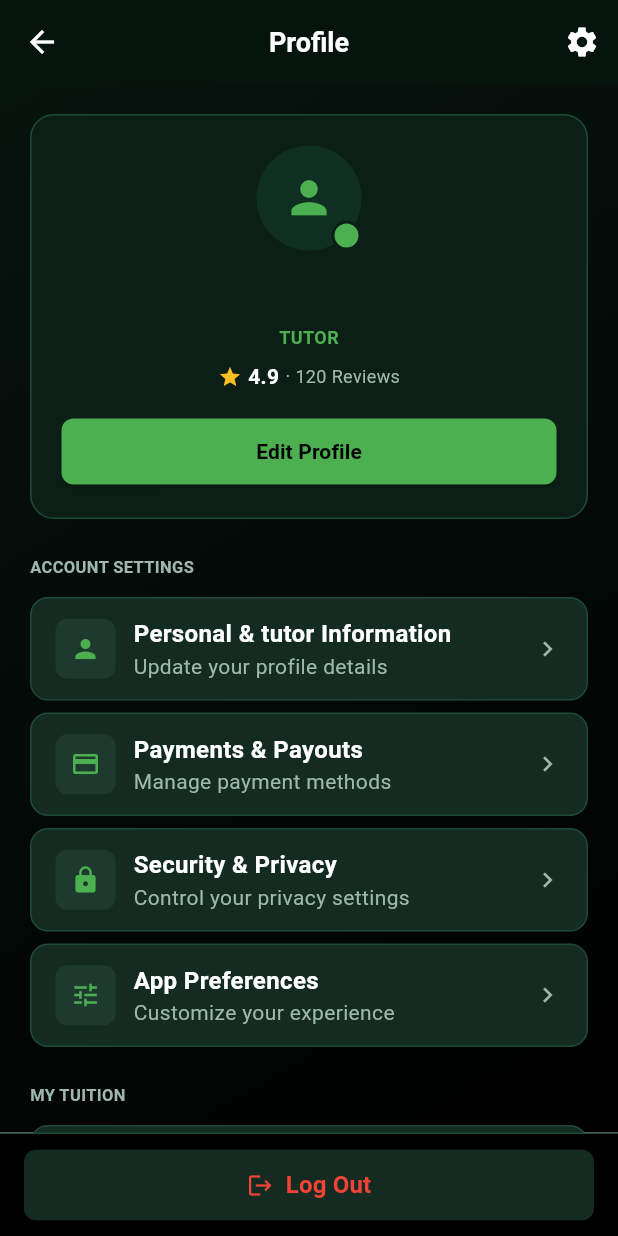
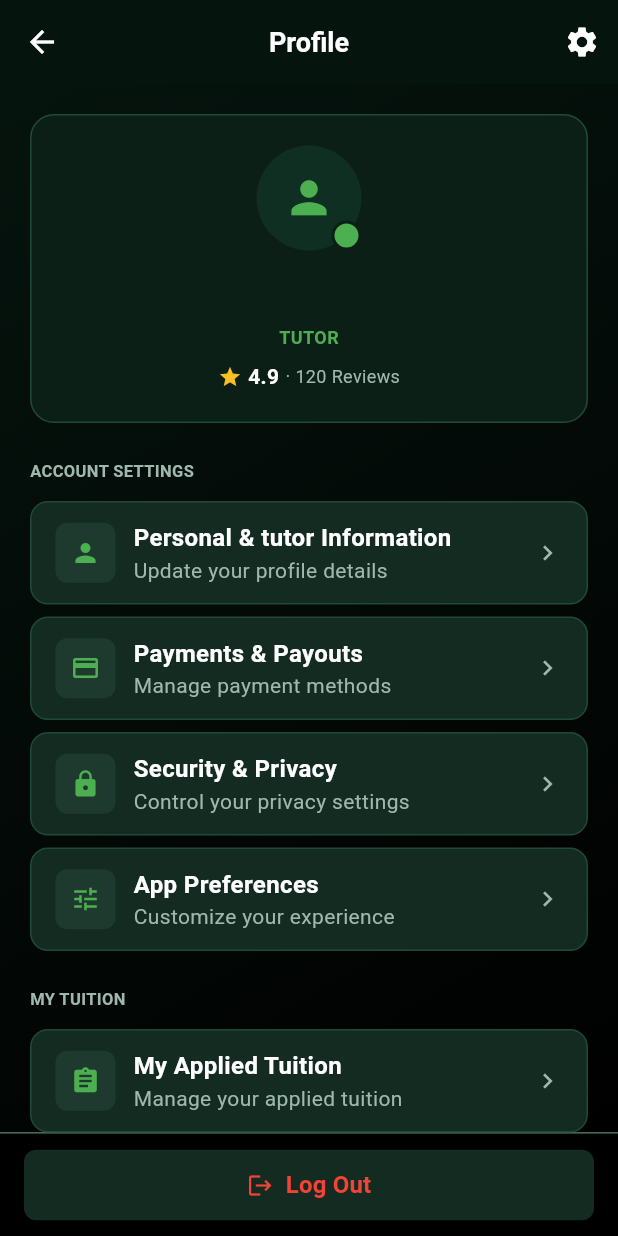
Before and after one commit to TanvirMain49/flutter_final_project, a Flutter app: the UserProfile screen opened directly, on a phone screen of 412 x 824 dp. Run offline on Flutter 3.47's test engine with Material 3 defaults, Android fonts, the phone set to English and light mode, and no system bars; our stand-ins replace flutter_dotenv, shimmer, supabase_flutter; accounts and stored records are empty.

Commit message:
fixed my application screen bug

```diff
--- a/lib/features/profile/screen/user_profile.dart
+++ b/lib/features/profile/screen/user_profile.dart
@@ -153,32 +153,6 @@ class _UserProfileState extends State<UserProfile> {
                           ),
                         ],
                       ),
-                      const SizedBox(height: 16),
-                      // Edit Profile Button
-                      SizedBox(
-                        width: double.infinity,
-                        child: ElevatedButton(
-                          style: ElevatedButton.styleFrom(
-                            backgroundColor: AppColors.accent,
-                            foregroundColor: Colors.black,
-                            padding:
-                            const EdgeInsets.symmetric(vertical: 12),
-                            shape: RoundedRectangleBorder(
-                              borderRadius: BorderRadius.circular(8),
-                            ),
-                          ),
-                          onPressed: () {
-                            // Navigator.push(context, MaterialPageRoute(builder: (context) => const PersonalInformationScreen()));
-                          },
-                          child: const Text(
-                            'Edit Profile',
-                            style: TextStyle(
-                              fontWeight: FontWeight.bold,
-                              fontSize: 14,
-                            ),
-                          ),
-                        ),
-                      ),
                     ],
                   ),
                 ),
@@ -286,7 +260,7 @@ class _UserProfileState extends State<UserProfile> {
                       Navigator.push(
                         context,
                         MaterialPageRoute(
-                          builder: (context) => const MyApplicationsPage(),
+                          builder: (context) => const MyApplicationsScreen(),
                         ),
                       );
                     }
```
Also changed, not shown: lib/features/home/app_main_screen.dart (+80 -73 lines), lib/features/tutor/screen/my_application_page.dart (+5 -5 lines).
